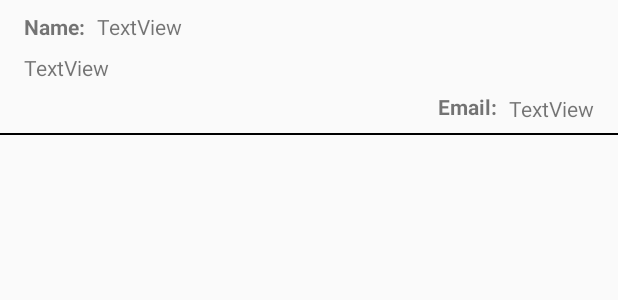
After one commit to owuor91/posts-mvvm, an Android app: the layout row_comment_item.xml on its own in the app's theme, with its tools: preview values and no code run, on a phone screen of 412 x 824 dp. The commit adds this screen. Shown: the top 300 px of the screen. Run offline under Robolectric (Android 15) with nearby library versions, the phone set to English and light mode, and no system bars; network calls fail.

Commit message:
fetch comments per post

```diff
--- a/app/src/main/java/ke/co/postsmvvm/api/ApiInterface.kt
+++ b/app/src/main/java/ke/co/postsmvvm/api/ApiInterface.kt
@@ -1,10 +1,15 @@
 package ke.co.postsmvvm.api
 
+import ke.co.postsmvvm.models.Comment
 import ke.co.postsmvvm.models.Post
 import retrofit2.Response
 import retrofit2.http.GET
+import retrofit2.http.Path
 
 interface ApiInterface {
     @GET("posts")
     suspend fun getPosts(): Response<List<Post>>
+
+    @GET("posts/{post_id}/comments")
+    suspend fun getComments(@Path("post_id") postId: Int): Response<List<Comment>>
 }
--- /dev/null
+++ b/app/src/main/res/layout/row_comment_item.xml
@@ -0,0 +1,78 @@
+<?xml version="1.0" encoding="utf-8"?>
+<androidx.constraintlayout.widget.ConstraintLayout
+    xmlns:android="http://schemas.android.com/apk/res/android"
+    xmlns:app="http://schemas.android.com/apk/res-auto"
+    xmlns:tools="http://schemas.android.com/tools"
+    android:layout_width="match_parent"
+    android:layout_height="wrap_content">
+
+    <TextView
+        android:id="@+id/tvName"
+        android:layout_width="wrap_content"
+        android:layout_height="wrap_content"
+        android:layout_marginStart="8dp"
+        android:layout_marginTop="8dp"
+        android:layout_marginEnd="16dp"
+        android:text="TextView"
+        app:layout_constraintEnd_toEndOf="parent"
+        app:layout_constraintHorizontal_bias="0.0"
+        app:layout_constraintStart_toEndOf="@+id/textView5"
+        app:layout_constraintTop_toTopOf="parent" />
+
+    <TextView
+        android:id="@+id/tvCommentBody"
+        android:layout_width="wrap_content"
+        android:layout_height="wrap_content"
+        android:layout_marginStart="16dp"
+        android:layout_marginTop="8dp"
+        android:layout_marginEnd="16dp"
+        android:text="TextView"
+        app:layout_constraintEnd_toEndOf="parent"
+        app:layout_constraintHorizontal_bias="0.0"
+        app:layout_constraintStart_toStartOf="parent"
+        app:layout_constraintTop_toBottomOf="@+id/tvName" />
+
+    <TextView
+        android:id="@+id/tvEmail"
+        android:layout_width="wrap_content"
+        android:layout_height="wrap_content"
+        android:layout_marginTop="8dp"
+        android:layout_marginEnd="16dp"
+        android:layout_marginBottom="8dp"
+        android:text="TextView"
+        app:layout_constraintBottom_toBottomOf="parent"
+        app:layout_constraintEnd_toEndOf="parent"
+        app:layout_constraintTop_toBottomOf="@+id/tvCommentBody"
+        app:layout_constraintVertical_bias="0.0" />
+
+    <View
+        android:id="@+id/divider2"
+        android:layout_width="0dp"
+        android:layout_height="1dp"
+        android:background="@android:color/black"
+        app:layout_constraintBottom_toBottomOf="parent"
+        app:layout_constraintEnd_toEndOf="parent"
+        app:layout_constraintStart_toStartOf="parent" />
+
+    <TextView
+        android:id="@+id/textView4"
+        android:layout_width="wrap_content"
+        android:layout_height="wrap_content"
+        android:layout_marginEnd="8dp"
+        android:layout_marginBottom="8dp"
+        android:text="Email:"
+        android:textStyle="bold"
+        app:layout_constraintBottom_toTopOf="@+id/divider2"
+        app:layout_constraintEnd_toStartOf="@+id/tvEmail" />
+
+    <TextView
+        android:id="@+id/textView5"
+        android:layout_width="wrap_content"
+        android:layout_height="wrap_content"
+        android:layout_marginStart="16dp"
+        android:layout_marginTop="8dp"
+        android:text="Name:"
+        android:textStyle="bold"
+        app:layout_constraintStart_toStartOf="parent"
+        app:layout_constraintTop_toTopOf="parent" />
+</androidx.constraintlayout.widget.ConstraintLayout>
```
Also changed, not shown: app/src/main/java/ke/co/postsmvvm/repository/CommentsRepository.kt (added, +16 -0 lines), app/src/main/java/ke/co/postsmvvm/ui/CommentsActivity.kt (+25 -2 lines), app/src/main/java/ke/co/postsmvvm/ui/CommentsAdapter.kt (added, +32 -0 lines), app/src/main/java/ke/co/postsmvvm/viewmodel/CommentsViewModel.kt (added, +27 -0 lines), app/src/main/java/ke/co/postsmvvm/viewmodel/CommentsViewModelFactory.kt (added, +17 -0 lines), app/src/main/res/layout/activity_comments.xml (+15 -1 lines).
